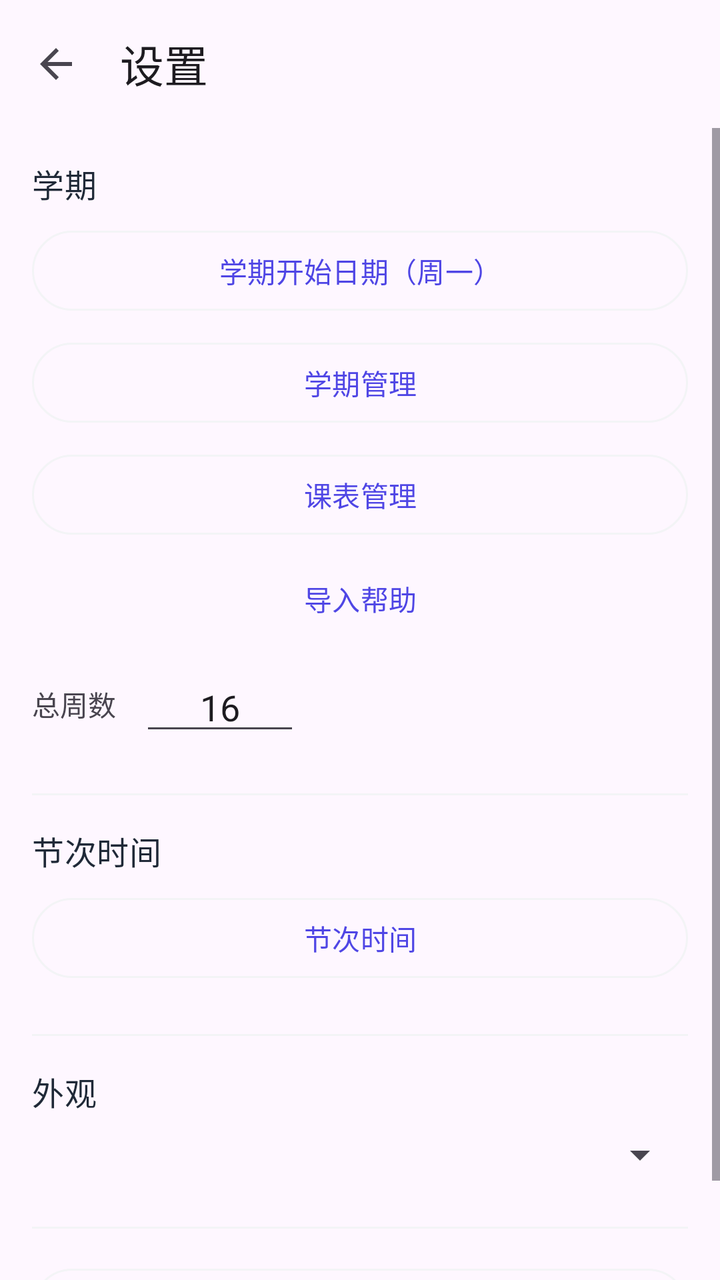
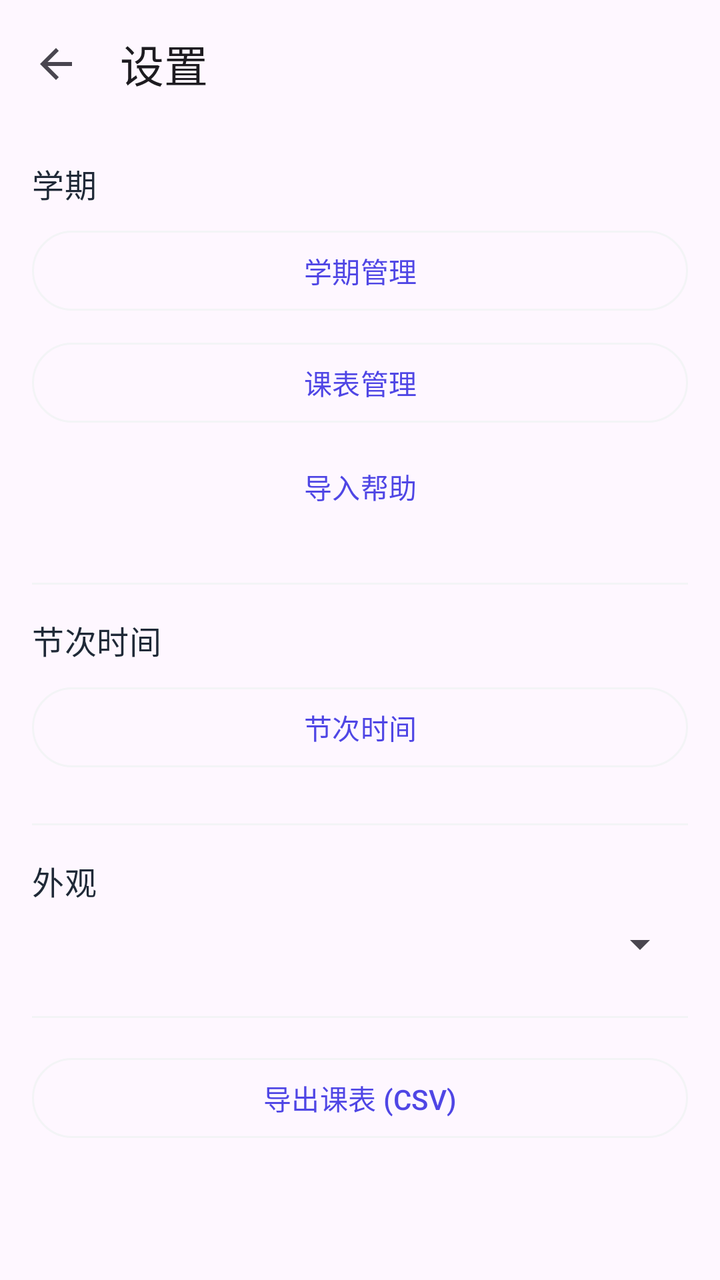

The first picture is an Android layout as it rendered before a commit; the second is the same layout after the commit. The layout source and the unified diff follow.
<!-- AndroidManifest.xml: application theme Theme.CourseShedule -->
<!-- res/layout/activity_settings.xml -->
<?xml version="1.0" encoding="utf-8"?>
<LinearLayout xmlns:android="http://schemas.android.com/apk/res/android"
    xmlns:app="http://schemas.android.com/apk/res-auto"
    android:layout_width="match_parent"
    android:layout_height="match_parent"
    android:orientation="vertical"
    android:fitsSystemWindows="true">

    <com.google.android.material.appbar.MaterialToolbar
        android:id="@+id/toolbar"
        android:layout_width="match_parent"
        android:layout_height="?attr/actionBarSize"
        app:navigationIcon="?attr/homeAsUpIndicator"
        app:title="@string/tab_settings" />

    <ScrollView
        android:layout_width="match_parent"
        android:layout_height="0dp"
        android:layout_weight="1">

        <LinearLayout
            android:layout_width="match_parent"
            android:layout_height="wrap_content"
            android:orientation="vertical"
            android:padding="16dp">

            <TextView
                android:layout_width="wrap_content"
                android:layout_height="wrap_content"
                android:text="@string/header_semester"
                android:textAppearance="?attr/textAppearanceTitleMedium"
                android:textColor="?attr/colorOnSurface" />

            <com.google.android.material.button.MaterialButton
                android:id="@+id/btnSemesterStart"
                style="?attr/materialButtonOutlinedStyle"
                android:layout_width="match_parent"
                android:layout_height="wrap_content"
                android:layout_marginTop="8dp"
                android:text="@string/label_semester_start" />

            <com.google.android.material.button.MaterialButton
                android:id="@+id/btnManageSemesters"
                style="?attr/materialButtonOutlinedStyle"
                android:layout_width="match_parent"
                android:layout_height="wrap_content"
                android:layout_marginTop="8dp"
                android:text="@string/header_semester_manage" />

            <com.google.android.material.button.MaterialButton
                android:id="@+id/btnManageTimetables"
                style="?attr/materialButtonOutlinedStyle"
                android:layout_width="match_parent"
                android:layout_height="wrap_content"
                android:layout_marginTop="8dp"
                android:text="@string/header_timetable_manage" />

            <com.google.android.material.button.MaterialButton
                android:id="@+id/btnImportHelp"
                style="@style/Widget.Material3.Button.TextButton"
                android:layout_width="match_parent"
                android:layout_height="wrap_content"
                android:layout_marginTop="4dp"
                android:text="@string/action_import_help" />

            <LinearLayout
                android:layout_width="match_parent"
                android:layout_height="wrap_content"
                android:layout_marginTop="8dp"
                android:orientation="horizontal"
                android:gravity="center_vertical">

                <TextView
                    android:layout_width="wrap_content"
                    android:layout_height="wrap_content"
                    android:text="@string/label_total_weeks" />

                <EditText
                    android:id="@+id/etTotalWeeks"
                    android:layout_width="80dp"
                    android:layout_height="wrap_content"
                    android:layout_marginStart="12dp"
                    android:gravity="center"
                    android:inputType="number"
                    android:maxLength="2"
                    android:text="16" />
            </LinearLayout>

            <View
                android:layout_width="match_parent"
                android:layout_height="1dp"
                android:layout_marginTop="24dp"
                android:layout_marginBottom="16dp"
                android:background="?attr/colorOutline" />

            <TextView
                android:layout_width="wrap_content"
                android:layout_height="wrap_content"
                android:text="@string/header_periods"
                android:textAppearance="?attr/textAppearanceTitleMedium"
                android:textColor="?attr/colorOnSurface" />

            <com.google.android.material.button.MaterialButton
                android:id="@+id/btnEditPeriods"
                style="?attr/materialButtonOutlinedStyle"
                android:layout_width="match_parent"
                android:layout_height="wrap_content"
                android:layout_marginTop="8dp"
                android:text="@string/header_periods" />

            <View
                android:layout_width="match_parent"
                android:layout_height="1dp"
                android:layout_marginTop="24dp"
                android:layout_marginBottom="16dp"
                android:background="?attr/colorOutline" />

            <TextView
                android:layout_width="wrap_content"
                android:layout_height="wrap_content"
                android:text="@string/header_appearance"
                android:textAppearance="?attr/textAppearanceTitleMedium"
                android:textColor="?attr/colorOnSurface" />

            <Spinner
                android:id="@+id/spinTheme"
                android:layout_width="match_parent"
                android:layout_height="wrap_content"
                android:layout_marginTop="8dp" />

            <View
                android:layout_width="match_parent"
                android:layout_height="1dp"
                android:layout_marginTop="24dp"
                android:layout_marginBottom="16dp"
                android:background="?attr/colorOutline" />

            <com.google.android.material.button.MaterialButton
                android:id="@+id/btnExport"
                style="?attr/materialButtonOutlinedStyle"
                android:layout_width="match_parent"
                android:layout_height="wrap_content"
                android:text="@string/label_export" />
        </LinearLayout>
    </ScrollView>
</LinearLayout>
<!-- resources referenced by this layout -->
<resources>
  <string name="action_import_help">导入帮助</string>
  <string name="header_appearance">外观</string>
  <string name="header_periods">节次时间</string>
  <string name="header_semester">学期</string>
  <string name="header_semester_manage">学期管理</string>
  <string name="header_timetable_manage">课表管理</string>
  <string name="label_export">导出课表 (CSV)</string>
  <string name="label_semester_start">学期开始日期（周一）</string>
  <string name="label_total_weeks">总周数</string>
  <string name="tab_settings">设置</string>
  <style name="Theme.CourseShedule" parent="Theme.Material3.DayNight.NoActionBar">
          <item name="colorPrimary">@color/brand_indigo</item>
          <item name="colorOnPrimary">@color/white</item>
          <item name="colorPrimaryContainer">@color/brand_indigo_container</item>
          <item name="colorOnPrimaryContainer">@color/brand_indigo</item>
  
          <item name="colorSurface">@color/surface_light</item>
          <item name="colorOnSurface">@color/text_primary_light</item>
          <item name="colorOnSurfaceVariant">@color/text_secondary_light</item>
          <item name="colorOutline">@color/outline_light</item>
  
          
          <item name="android:statusBarColor">?attr/colorSurface</item>
          <item name="android:windowLightStatusBar" tools:targetApi="m">true</item>
          <item name="android:windowOptOutEdgeToEdgeEnforcement" tools:targetApi="35">true</item>
      </style>
  <color name="brand_indigo">#FF4F46E5</color>
  <color name="white">#FFFFFFFF</color>
  <color name="brand_indigo_container">#FFE0E7FF</color>
  <color name="surface_light">#FFFFFFFF</color>
  <color name="text_primary_light">#FF1F2937</color>
  <color name="text_secondary_light">#FF6B7280</color>
  <color name="outline_light">#FFF3F4F6</color>
</resources>

<!-- the commit's change to res/layout/activity_settings.xml (unified diff, before → after) -->
@@ -32,14 +32,6 @@
                 android:textColor="?attr/colorOnSurface" />
 
             <com.google.android.material.button.MaterialButton
-                android:id="@+id/btnSemesterStart"
-                style="?attr/materialButtonOutlinedStyle"
-                android:layout_width="match_parent"
-                android:layout_height="wrap_content"
-                android:layout_marginTop="8dp"
-                android:text="@string/label_semester_start" />
-
-            <com.google.android.material.button.MaterialButton
                 android:id="@+id/btnManageSemesters"
                 style="?attr/materialButtonOutlinedStyle"
                 android:layout_width="match_parent"
@@ -62,29 +54,6 @@
                 android:layout_height="wrap_content"
                 android:layout_marginTop="4dp"
                 android:text="@string/action_import_help" />
-
-            <LinearLayout
-                android:layout_width="match_parent"
-                android:layout_height="wrap_content"
-                android:layout_marginTop="8dp"
-                android:orientation="horizontal"
-                android:gravity="center_vertical">
-
-                <TextView
-                    android:layout_width="wrap_content"
-                    android:layout_height="wrap_content"
-                    android:text="@string/label_total_weeks" />
-
-                <EditText
-                    android:id="@+id/etTotalWeeks"
-                    android:layout_width="80dp"
-                    android:layout_height="wrap_content"
-                    android:layout_marginStart="12dp"
-                    android:gravity="center"
-                    android:inputType="number"
-                    android:maxLength="2"
-                    android:text="16" />
-            </LinearLayout>
 
             <View
                 android:layout_width="match_parent"
<!-- resource entries referenced after the edit -->
@@ -7,8 +7,6 @@
   <string name="header_semester_manage">学期管理</string>
   <string name="header_timetable_manage">课表管理</string>
   <string name="label_export">导出课表 (CSV)</string>
-  <string name="label_semester_start">学期开始日期（周一）</string>
-  <string name="label_total_weeks">总周数</string>
   <string name="tab_settings">设置</string>
   <style name="Theme.CourseShedule" parent="Theme.Material3.DayNight.NoActionBar">
           <item name="colorPrimary">@color/brand_indigo</item>
